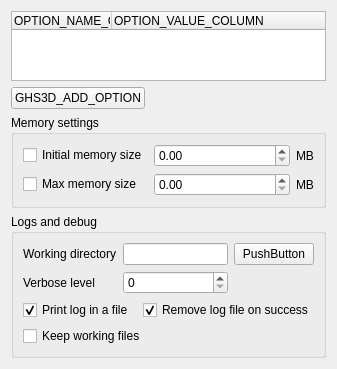
First picture: the form in src/GUI/GHS3DPluginGUI_AdvWidget_QTD.ui, repository SalomePlatform/ghs3dplugin, before the edit.
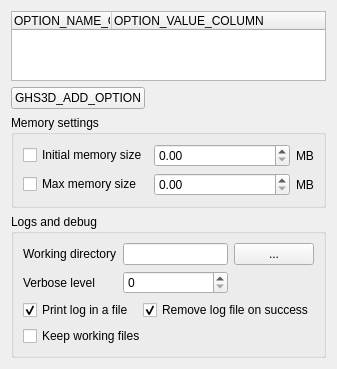
Second picture: the form after the edit. Custom widgets are drawn as their Qt base class.

Commit message:
#17784 [EDF] MESH-GEMS-2.9.6 Meshers options
  French translations

Diff of the .ui file:
```diff
--- a/src/GUI/GHS3DPluginGUI_AdvWidget_QTD.ui
+++ b/src/GUI/GHS3DPluginGUI_AdvWidget_QTD.ui
@@ -168,7 +168,7 @@
         <item row="0" column="2">
          <widget class="QPushButton" name="workingDirectoryPushButton">
           <property name="text">
-           <string>PushButton</string>
+           <string>...</string>
           </property>
          </widget>
         </item>
```
The commit also changes 1 other file.
